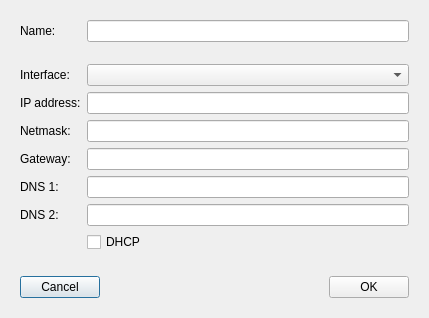
The window that ui/dialogsaveas.ui (gustavorv86/QtWinNetworkManager) describes before a commit, drawn with Qt 5.
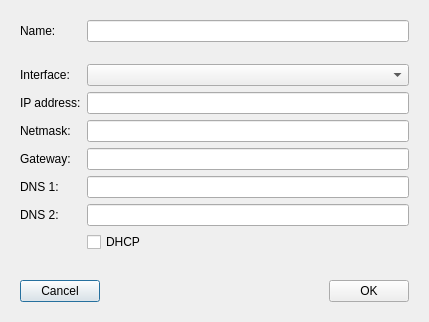
The same window after the commit.

Diff of the .ui file:
```diff
--- a/ui/dialogsaveas.ui
+++ b/ui/dialogsaveas.ui
@@ -7,7 +7,7 @@
     <x>0</x>
     <y>0</y>
     <width>429</width>
-    <height>294</height>
+    <height>322</height>
    </rect>
   </property>
   <property name="windowTitle">
```
Left out of the diff: 2 changed lines with no effect on the pictures.
